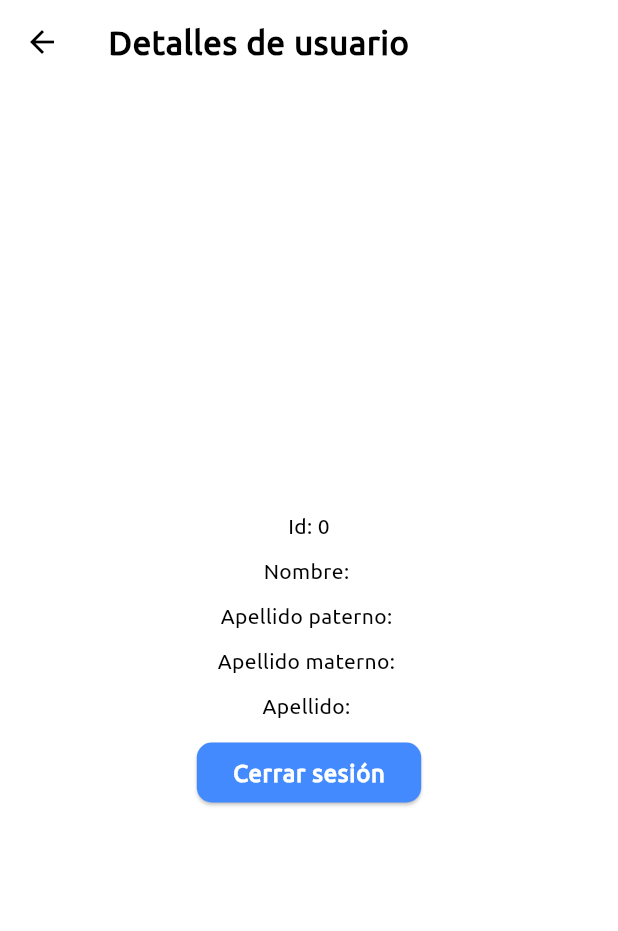
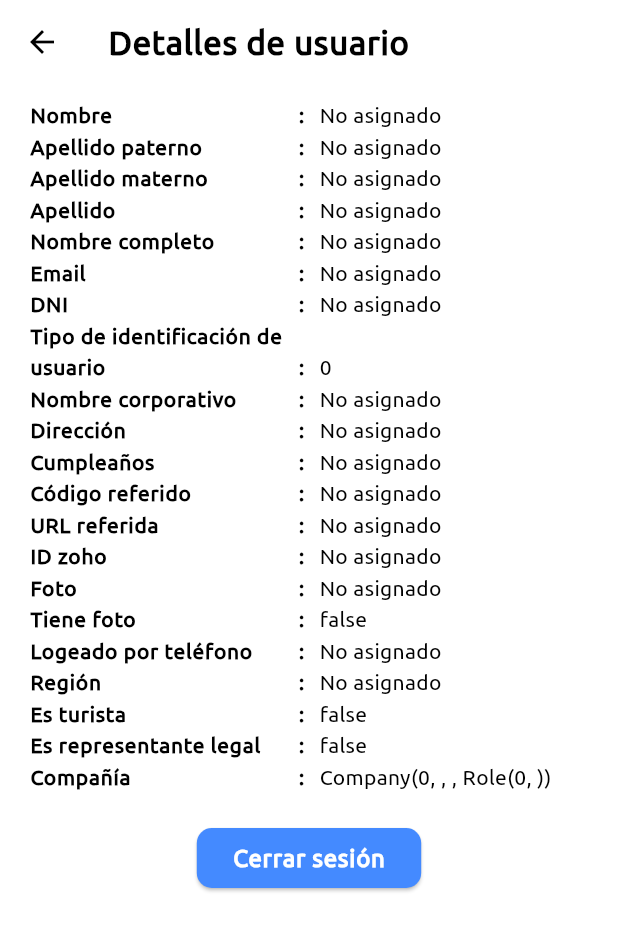
Before and after one commit to Piero16301/Cuy_App, a Flutter app: the UserView screen opened directly, on a phone screen of 412 x 824 dp. Shown: the top 931 px of the screen. Run offline on Flutter 3.47's test engine with Material 2 defaults, Android fonts, the phone set to English and light mode, and no system bars; our stand-ins replace bloc, dio, equatable, flutter_bloc, go_router, shared_preferences; accounts and stored records are empty; generated files the repository leaves out were written again; network calls fail.

Commit message:
Se termina detalles de plan y usuario

```diff
--- a/lib/plans/cubit/plans_cubit.dart
+++ b/lib/plans/cubit/plans_cubit.dart
@@ -20,7 +20,6 @@ class PlansCubit extends Cubit<PlansState> {
         sort: 'ASC',
         isActive: true,
       );
-      plans[1] = plans[0];
       final userOAuthToken = _localRepository.getUserOAuthToken();
       emit(
         state.copyWith(
--- a/lib/plans/view/plans_view.dart
+++ b/lib/plans/view/plans_view.dart
@@ -143,19 +143,16 @@ class PlansSuccess extends StatelessWidget {
       (cubit) => cubit.state.isUserLoggedIn,
     );
 
-    return SafeArea(
-      child: Scaffold(
+    return Scaffold(
       appBar: AppBar(
         title: Text(
           'Planes',
-            style:
-                Theme.of(context).textTheme.bodyLarge!.copyWith(fontSize: 22),
+          style: Theme.of(context).textTheme.bodyLarge!.copyWith(fontSize: 22),
         ),
         actions: [
           TextButton(
-              onPressed: () => isUserLoggedIn
-                  ? context.push('/user')
-                  : context.push('/login'),
+            onPressed: () =>
+                isUserLoggedIn ? context.push('/user') : context.push('/login'),
             child: Text(
               isUserLoggedIn ? 'Mi cuenta' : 'Iniciar sesión',
               style: Theme.of(context).textTheme.bodyLarge,
@@ -195,7 +192,6 @@ class PlansSuccess extends StatelessWidget {
               else
                 const Text('No hay planes gratis'),
             ],
-            ),
           ),
         ),
       ),
--- a/lib/user/view/user_view.dart
+++ b/lib/user/view/user_view.dart
@@ -27,31 +27,150 @@ class UserView extends StatelessWidget {
             ),
           ),
           body: Padding(
-            padding: const EdgeInsets.all(10),
-            child: Center(
+            padding: const EdgeInsets.symmetric(vertical: 10, horizontal: 20),
             child: SingleChildScrollView(
               physics: const BouncingScrollPhysics(),
               child: Column(
-                  mainAxisAlignment: MainAxisAlignment.center,
                 children: [
-                    Text('Id: ${user.id}'),
-                    const SizedBox(height: 10),
-                    Text('Nombre: ${user.name}'),
-                    const SizedBox(height: 10),
-                    Text('Apellido paterno: ${user.lastNameFather}'),
-                    const SizedBox(height: 10),
-                    Text('Apellido materno: ${user.lastNameMother}'),
-                    const SizedBox(height: 10),
-                    Text('Apellido: ${user.lastName}'),
-                    const SizedBox(height: 10),
+                  UserAttributeItem(
+                    title: 'Nombre',
+                    content: user.name,
+                  ),
+                  UserAttributeItem(
+                    title: 'Apellido paterno',
+                    content: user.lastNameFather,
+                  ),
+                  UserAttributeItem(
+                    title: 'Apellido materno',
+                    content: user.lastNameMother,
+                  ),
+                  UserAttributeItem(
+                    title: 'Apellido',
+                    content: user.lastName,
+                  ),
+                  UserAttributeItem(
+                    title: 'Nombre completo',
+                    content: user.fullName,
+                  ),
+                  UserAttributeItem(
+                    title: 'Email',
+                    content: user.email,
+                  ),
+                  UserAttributeItem(
+                    title: 'DNI',
+                    content: user.dni,
+                  ),
+                  UserAttributeItem(
+                    title: 'Tipo de identificación de usuario',
+                    content: user.userIdentificationType.toString(),
+                  ),
+                  UserAttributeItem(
+                    title: 'Nombre corporativo',
+                    content: user.businessName,
+                  ),
+                  UserAttributeItem(
+                    title: 'Dirección',
+                    content: user.address,
+                  ),
+                  UserAttributeItem(
+                    title: 'Cumpleaños',
+                    content: user.birthday,
+                  ),
+                  UserAttributeItem(
+                    title: 'Código referido',
+                    content: user.referralCode,
+                  ),
+                  UserAttributeItem(
+                    title: 'URL referida',
+                    content: user.referralUrl,
+                  ),
+                  UserAttributeItem(
+                    title: 'ID zoho',
+                    content: user.zohoId,
+                  ),
+                  UserAttributeItem(
+                    title: 'Foto',
+                    content: user.photo,
+                  ),
+                  UserAttributeItem(
+                    title: 'Tiene foto',
+                    content: user.hasPhoto.toString(),
+                  ),
+                  UserAttributeItem(
+                    title: 'Logeado por teléfono',
+                    content: user.loggedWithPhone,
+                  ),
+                  UserAttributeItem(
+                    title: 'Región',
+                    content: user.region,
+                  ),
+                  UserAttributeItem(
+                    title: 'Es turista',
+                    content: user.isTourist.toString(),
+                  ),
+                  UserAttributeItem(
+                    title: 'Es representante legal',
+                    content: user.isLegalRepresentantOfCompany.toString(),
+                  ),
+                  UserAttributeItem(
+                    title: 'Compañía',
+                    content: user.company.toString(),
+                  ),
+                  const SizedBox(height: 20),
                   const LogOutButton(),
+                  const SizedBox(height: 20),
                 ],
-                ),
               ),
             ),
           ),
         );
       },
+    );
+  }
+}
+
+class UserAttributeItem extends StatelessWidget {
+  const UserAttributeItem({
+    required this.title,
+    required this.content,
+    super.key,
+  });
+
+  final String title;
+  final String content;
+
+  @override
+  Widget build(BuildContext context) {
+    return SizedBox(
+      width: double.infinity,
+      child: Row(
+        crossAxisAlignment: CrossAxisAlignment.end,
+        children: [
+          Expanded(
+            child: Text(
+              title,
+              style: Theme.of(context).textTheme.bodyLarge!.copyWith(
+                    fontSize: 14,
+                  ),
+            ),
+          ),
+          Text(
+            ':',
+            style: Theme.of(context).textTheme.bodyLarge!.copyWith(
+                  fontSize: 14,
+                ),
+          ),
+          const SizedBox(width: 10),
+          Expanded(
+            child: Text(
+              content.isEmpty ? 'No asignado' : content,
+              style: Theme.of(context).textTheme.bodyMedium!.copyWith(
+                    fontSize: 14,
+                  ),
+            ),
+          ),
+        ],
+      ),
     );
   }
 }
```
Lines whose indentation alone changed are shown as unchanged.
